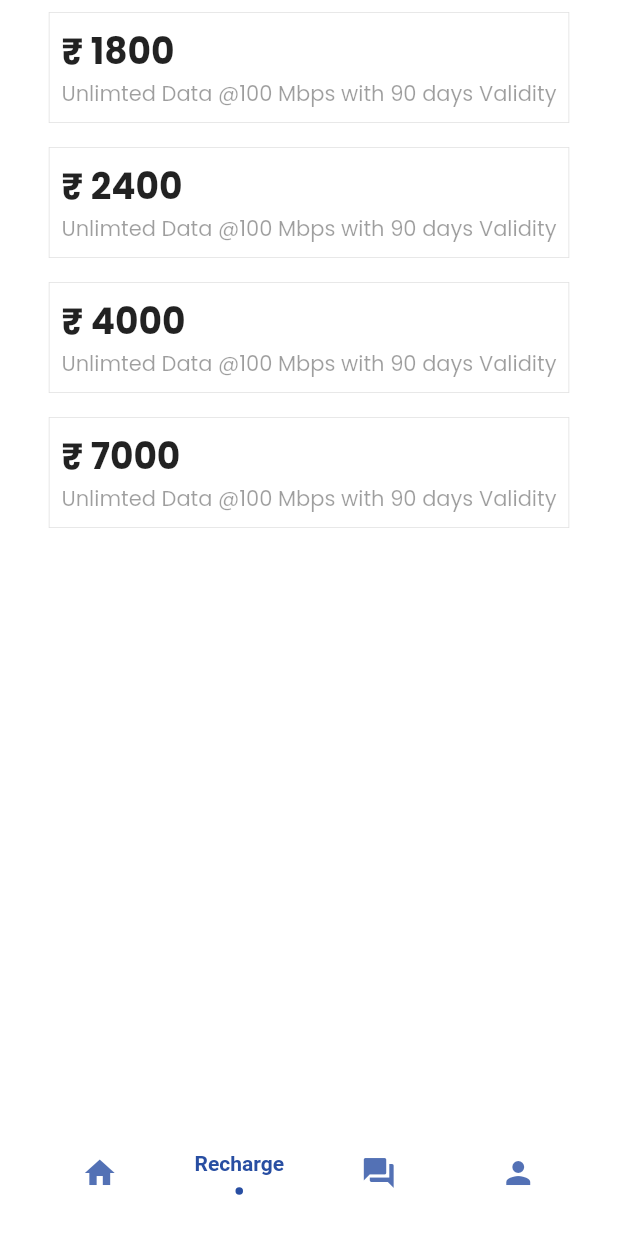
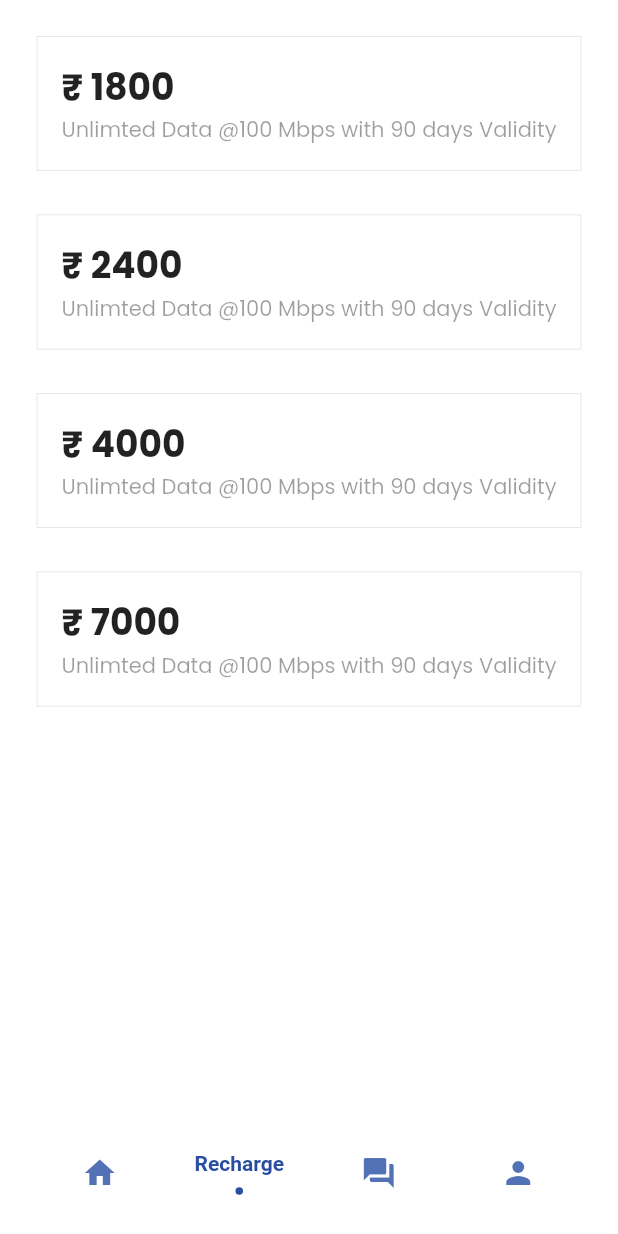
Before and after one commit to Jay51419/skynet-flutter, a Flutter app: the BottomTab screen opened directly, item 2 of the bottom bar chosen, on a phone screen of 412 x 824 dp. Run offline on Flutter 3.47's test engine with Material 2 defaults, Android fonts, the phone set to English and light mode, and no system bars; drawn by our look-alikes of flashy_tab_bar2; our stand-ins replace flutter_svg, google_fonts.

Commit message:
add login page update button,app_state,recharge_page

```diff
--- a/lib/app_state.dart
+++ b/lib/app_state.dart
@@ -29,9 +29,16 @@ class AppState extends StatefulWidget {
 class AppStateState extends State<AppState> {
   bool shouldShowPayButton = false;
   Plan? selectedPlan;
+  bool hasAuthenticated = false;
   void updateShouldShowPayButton(bool value) {
     setState(() {
       shouldShowPayButton = value;
+    });
+  }
+
+  void updateHasAuthenticated(bool value) {
+    setState(() {
+      hasAuthenticated = value;
     });
   }
 
--- a/lib/main.dart
+++ b/lib/main.dart
@@ -2,6 +2,7 @@ import 'package:flashy_tab_bar2/flashy_tab_bar2.dart';
 import 'package:flutter/material.dart';
 import 'package:flutter/services.dart';
 import 'package:google_fonts/google_fonts.dart';
+import 'package:skynet/login/login_page.dart';
 import 'package:skynet/profile/profile_page.dart';
 import 'package:skynet/support/support_page.dart';
 import 'package:url_launcher/url_launcher.dart';
@@ -11,7 +12,7 @@ import 'package:skynet/theme.dart';
 import 'home/home_page.dart';
 
 void main() {
-  runApp(const MyApp());
+  runApp(const AppState(child: MyApp()));
 }
 
 class MyApp extends StatelessWidget {
@@ -19,13 +20,18 @@ class MyApp extends StatelessWidget {
 
   @override
   Widget build(BuildContext context) {
-    return const AppState(
-      child: MaterialApp(
+    bool hasAuthenticated = AppState.of(context).hasAuthenticated;
+    return MaterialApp(
       title: 'SkyNet',
       home: AnnotatedRegion<SystemUiOverlayStyle>(
         value: SystemUiOverlayStyle.dark,
-          child: BottomTab(),
-        ),
+        child: AnimatedCrossFade(
+            firstChild: const LoginPage(),
+            secondChild: const BottomTab(),
+            crossFadeState: hasAuthenticated
+                ? CrossFadeState.showSecond
+                : CrossFadeState.showFirst,
+            duration: const Duration(milliseconds: 300)),
       ),
     );
   }
@@ -65,24 +71,24 @@ class _BottomTabState extends State<BottomTab> {
             ),
           )),
       bottomNavigationBar: AnimatedCrossFade(
-        firstChild: InkWell(
-          onTap: () async {
+        firstChild: TextButton(
+          onPressed: () async {
             final Uri url = Uri.parse(
                 'upi://pay?pa=jaygandhi51419@okhdfcbank&pn=SkyNet&am=${selectedPlanValue?.rate}&cu=INR');
             if (!await launchUrl(url, mode: LaunchMode.externalApplication)) {
               throw Exception('Could not launch $url');
             }
           },
-          child: Container(
-            height: 70,
-            width: double.infinity,
-            alignment: Alignment.center,
-            color: primaryColor,
+          style: ButtonStyle(
+              fixedSize: MaterialStateProperty.resolveWith(
+                  (states) => Size(size.width, 60)),
+              backgroundColor: MaterialStateColor.resolveWith((states) {
+                return primaryColor;
+              })),
           child: Text(
             "Pay with UPI",
             style: GoogleFonts.poppins(
                 fontWeight: FontWeight.bold, color: Colors.white),
-            ),
           ),
         ),
         secondChild: FlashyTabBar(
--- a/lib/recharge/recharge_page.dart
+++ b/lib/recharge/recharge_page.dart
@@ -25,7 +25,12 @@ class _RechargePageState extends State<RechargePage> {
 
     return Column(
       children: [
+        const SizedBox(
+          height: 20,
+        ),
         for (var plan in plans)
+          Column(
+            children: [
               GestureDetector(
                 onTap: () {
                   setState(() {
@@ -39,8 +44,8 @@ class _RechargePageState extends State<RechargePage> {
                   });
                 },
                 child: AnimatedContainer(
-              padding: const EdgeInsets.all(8),
-              margin: const EdgeInsets.all(8),
+                  padding: const EdgeInsets.all(16),
+                  margin: const EdgeInsets.symmetric(vertical: 4),
                   decoration: BoxDecoration(
                       color: selectedPlanValue == plan
                           ? Colors.blue.shade50
@@ -65,12 +70,18 @@ class _RechargePageState extends State<RechargePage> {
               ),
               AnimatedOpacity(
                 duration: const Duration(milliseconds: 300),
-          opacity: showPayButtonValue ? 1 : 0,
+                opacity:
+                    showPayButtonValue && selectedPlanValue == plan ? 1 : 0,
+                child: Padding(
+                  padding: const EdgeInsets.only(),
                   child: Text(
                     "Click selection to go back.",
                     style: GoogleFonts.poppins(color: Colors.black26),
                   ),
-        )
+                ),
+              ),
+            ],
+          ),
       ],
     );
   }
--- a/pubspec.yaml
+++ b/pubspec.yaml
@@ -38,6 +38,7 @@ dependencies:
   google_fonts: ^4.0.4
   flashy_tab_bar2: ^0.0.6
   url_launcher: ^6.1.11
+  flutter_svg: ^2.0.6
 
 dev_dependencies:
   flutter_test:
@@ -62,8 +63,8 @@ flutter:
   uses-material-design: true
 
   # To add assets to your application, add an assets section, like this:
-  # assets:
-  #   - images/a_dot_burr.jpeg
+  assets:
+    - assets/logo.png
   #   - images/a_dot_ham.jpeg
 
   # An image asset can refer to one or more resolution-specific "variants", see
```
Also changed, not shown: lib/change_wifi_password/change_wifi_password_page.dart (+13 -12 lines), lib/home/home_page.dart (+2 -26 lines), lib/login/login_page.dart (added, +89 -0 lines), lib/support/support_page.dart (+14 -12 lines), assets/logo.png (added), assets/logo.svg (added), pubspec.lock. Lines whose indentation alone changed are shown as unchanged.
